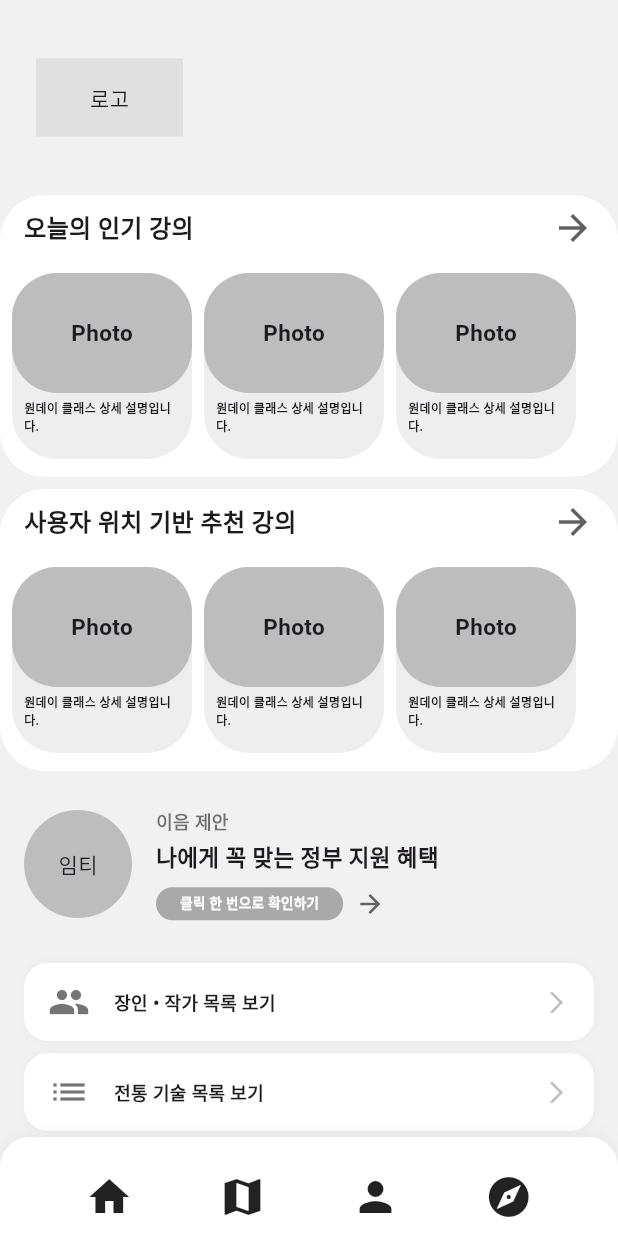
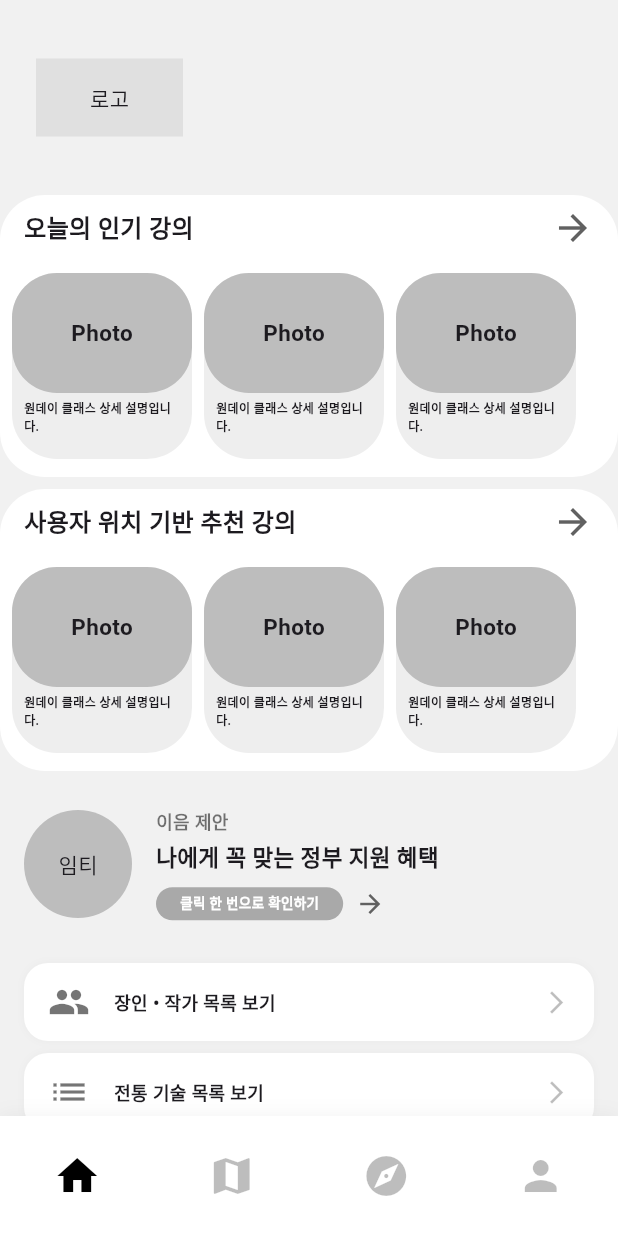
Before and after one commit to K-Hackathon-01z/eum-front, a Flutter app: the screen it shows after launch, after a tap on "시작하기", on a phone screen of 412 x 824 dp. Run offline on Flutter 3.47's test engine with Material 3 defaults, Android fonts, the phone set to English and light mode, and no system bars.

Commit message:
feat: "네비게이션 바 초기 페이지 라우팅 구현"
아이콘을 클릭함으로서 타 페이지로 전환이 가능

```diff
--- a/lib/routes.dart
+++ b/lib/routes.dart
@@ -4,5 +4,5 @@ import 'screens/user/home.dart';
 
 final Map<String, WidgetBuilder> appRoutes = {
   '/': (context) => const TitleScreen(),
-  '/home': (context) => const HomeScreen(),
+  '/home': (context) => const RootScreen(),
 };
--- a/lib/screens/user/home.dart
+++ b/lib/screens/user/home.dart
@@ -1,14 +1,110 @@
 import 'package:flutter/material.dart';
+import '../../widgets/user/navigation.dart';
+import 'career.dart';
+import 'map.dart';
+import 'my_info.dart';
 
-class HomeScreen extends StatelessWidget {
-  const HomeScreen({super.key});
+class RootScreen extends StatefulWidget {
+  const RootScreen({super.key});
+
+  @override
+  State<RootScreen> createState() => _RootScreenState();
+}
+
+class _RootScreenState extends State<RootScreen> {
+  int _currentIndex = 0;
+
+  final List<Widget> _pages = [
+    HomeScreen(), // 0: 홈
+    MapScreen(), // 1: 지도
+    CareerScreen(), // 2: 커리어
+    MyInfoScreen(), // 3: 내 정보
+  ];
 
   @override
   Widget build(BuildContext context) {
     return Scaffold(
       backgroundColor: const Color(0xFFF1F1F1),
       body: SafeArea(
+        child: IndexedStack(index: _currentIndex, children: _pages),
+      ),
+      bottomNavigationBar: CustomNavigationBar(
+        currentIndex: _currentIndex,
+        onTap: (index) {
+          setState(() {
+            _currentIndex = index;
+          });
+        },
+      ),
+    );
+  }
+}
+
+class PopularClassCard extends StatelessWidget {
+  @override
+  Widget build(BuildContext context) {
+    return Container(
+      width: 120,
+      margin: const EdgeInsets.symmetric(vertical: 8),
+      decoration: BoxDecoration(color: Colors.grey[200], borderRadius: BorderRadius.circular(30)),
       child: Column(
+        crossAxisAlignment: CrossAxisAlignment.start,
+        children: [
+          Container(
+            height: 80,
+            width: double.infinity,
+            decoration: BoxDecoration(color: Colors.grey[400], borderRadius: BorderRadius.circular(30)),
+            child: const Center(
+              child: Text('Photo', style: TextStyle(fontSize: 15, fontWeight: FontWeight.bold)),
+            ),
+          ),
+          const SizedBox(height: 4),
+          const Padding(
+            padding: EdgeInsets.symmetric(horizontal: 8),
+            child: Text('원데이 클래스 상세 설명입니다.', style: TextStyle(fontSize: 8, fontWeight: FontWeight.bold)),
+          ),
+          const Padding(
+            padding: EdgeInsets.symmetric(horizontal: 8),
+            //child: Text('52,000원', style: TextStyle(fontSize: 12, fontWeight: FontWeight.bold)),
+          ),
+        ],
+      ),
+    );
+  }
+}
+
+class BannerButton extends StatelessWidget {
+  final IconData icon;
+  final String text;
+  const BannerButton({required this.icon, required this.text});
+
+  @override
+  Widget build(BuildContext context) {
+    return Container(
+      margin: const EdgeInsets.symmetric(vertical: 4, horizontal: 16),
+      padding: const EdgeInsets.symmetric(vertical: 12, horizontal: 16),
+      decoration: BoxDecoration(
+        color: Colors.white,
+        borderRadius: BorderRadius.circular(16),
+        boxShadow: [BoxShadow(color: Colors.black.withOpacity(0.03), blurRadius: 4)],
+      ),
+      child: Row(
+        children: [
+          Icon(icon, size: 28, color: Colors.black54),
+          const SizedBox(width: 16),
+          Text(text, style: const TextStyle(fontSize: 12, fontWeight: FontWeight.bold)),
+          const Spacer(),
+          const Icon(Icons.arrow_forward_ios, size: 18, color: Colors.black26),
+        ],
+      ),
+    );
+  }
+}
+
+class HomeScreen extends StatelessWidget {
+  @override
+  Widget build(BuildContext context) {
+    return Column(
       children: [
         // 헤더
         Container(
@@ -164,89 +260,7 @@ class HomeScreen extends StatelessWidget {
           ),
         ),
         const Spacer(),
-            // 네비게이션 바
-            Container(
-              height: 80,
-              width: double.infinity,
-              decoration: BoxDecoration(
-                color: Colors.white,
-                borderRadius: const BorderRadius.vertical(top: Radius.circular(20)),
-                boxShadow: [BoxShadow(color: Colors.black.withOpacity(0.05), blurRadius: 10)],
-              ),
-              child: Row(
-                mainAxisAlignment: MainAxisAlignment.spaceEvenly,
-                children: const [
-                  Icon(Icons.home, size: 32),
-                  Icon(Icons.map, size: 32),
-                  Icon(Icons.person, size: 32),
-                  Icon(Icons.explore, size: 32),
       ],
-              ),
-            ),
-          ],
-        ),
-      ),
     );
   }
 }
-
-class PopularClassCard extends StatelessWidget {
-  @override
-  Widget build(BuildContext context) {
-    return Container(
-      width: 120,
-      margin: const EdgeInsets.symmetric(vertical: 8),
-      decoration: BoxDecoration(color: Colors.grey[200], borderRadius: BorderRadius.circular(30)),
-      child: Column(
-        crossAxisAlignment: CrossAxisAlignment.start,
-        children: [
-          Container(
-            height: 80,
-            width: double.infinity,
-            decoration: BoxDecoration(color: Colors.grey[400], borderRadius: BorderRadius.circular(30)),
-            child: const Center(
-              child: Text('Photo', style: TextStyle(fontSize: 15, fontWeight: FontWeight.bold)),
-            ),
-          ),
-          const SizedBox(height: 4),
-          const Padding(
-            padding: EdgeInsets.symmetric(horizontal: 8),
-            child: Text('원데이 클래스 상세 설명입니다.', style: TextStyle(fontSize: 8, fontWeight: FontWeight.bold)),
-          ),
-          const Padding(
-            padding: EdgeInsets.symmetric(horizontal: 8),
-            //child: Text('52,000원', style: TextStyle(fontSize: 12, fontWeight: FontWeight.bold)),
-          ),
-        ],
-      ),
-    );
-  }
-}
-
-class BannerButton extends StatelessWidget {
-  final IconData icon;
-  final String text;
-  const BannerButton({required this.icon, required this.text});
-
-  @override
-  Widget build(BuildContext context) {
-    return Container(
-      margin: const EdgeInsets.symmetric(vertical: 4, horizontal: 16),
-      padding: const EdgeInsets.symmetric(vertical: 12, horizontal: 16),
-      decoration: BoxDecoration(
-        color: Colors.white,
-        borderRadius: BorderRadius.circular(16),
-        boxShadow: [BoxShadow(color: Colors.black.withOpacity(0.03), blurRadius: 4)],
-      ),
-      child: Row(
-        children: [
-          Icon(icon, size: 28, color: Colors.black54),
-          const SizedBox(width: 16),
-          Text(text, style: const TextStyle(fontSize: 12, fontWeight: FontWeight.bold)),
-          const Spacer(),
-          const Icon(Icons.arrow_forward_ios, size: 18, color: Colors.black26),
-        ],
-      ),
-    );
-  }
-}
--- a/lib/widgets/user/navigation.dart
+++ b/lib/widgets/user/navigation.dart
@@ -8,42 +8,31 @@ class CustomNavigationBar extends StatelessWidget {
 
   @override
   Widget build(BuildContext context) {
-    final List<IconData> icons = [Icons.home, Icons.map, Icons.explore, Icons.person];
-    //final List<String> labels = ['홈', '지도', '내 정보', '탐색'];
-
     return Container(
       height: 80,
-      width: double.infinity,
       decoration: BoxDecoration(
         color: Colors.white,
         boxShadow: [BoxShadow(color: Colors.black.withOpacity(0.05), blurRadius: 10)],
+        borderRadius: const BorderRadius.vertical(top: Radius.circular(0)),
       ),
-      child: Row(
-        mainAxisAlignment: MainAxisAlignment.spaceAround,
-        children: List.generate(icons.length, (index) {
-          final isSelected = currentIndex == index;
-          return Padding(
-            padding: const EdgeInsets.symmetric(horizontal: 12), // 좌우 간격 추가
-            child: GestureDetector(
-              onTap: () => onTap(index),
-              behavior: HitTestBehavior.opaque,
-              child: Column(
-                mainAxisAlignment: MainAxisAlignment.center,
-                children: [
-                  Icon(icons[index], size: 32, color: isSelected ? Colors.black : Colors.black26),
-                  const SizedBox(height: 4),
-                  /*Text(
-                    labels[index],
-                    style: TextStyle(
-                      fontWeight: isSelected ? FontWeight.bold : FontWeight.normal,
-                      color: isSelected ? Colors.black : Colors.black26,
-                    ),
-                  ),*/
-                ],
-              ),
-            ),
-          );
-        }),
+      child: BottomNavigationBar(
+        currentIndex: currentIndex,
+        onTap: onTap,
+        type: BottomNavigationBarType.fixed,
+        backgroundColor: Colors.white,
+        elevation: 0,
+        selectedItemColor: Colors.black,
+        unselectedItemColor: Colors.black26,
+        selectedFontSize: 0, // 라벨 숨김
+        unselectedFontSize: 0, // 라벨 숨김
+        showSelectedLabels: false,
+        showUnselectedLabels: false,
+        items: const [
+          BottomNavigationBarItem(icon: Icon(Icons.home, size: 32), label: ''),
+          BottomNavigationBarItem(icon: Icon(Icons.map, size: 32), label: ''),
+          BottomNavigationBarItem(icon: Icon(Icons.explore, size: 32), label: ''),
+          BottomNavigationBarItem(icon: Icon(Icons.person, size: 32), label: ''),
+        ],
       ),
     );
   }
```
Also changed, not shown: lib/screens/user/career.dart (line endings or trailing spaces). Lines whose indentation alone changed are shown as unchanged.
